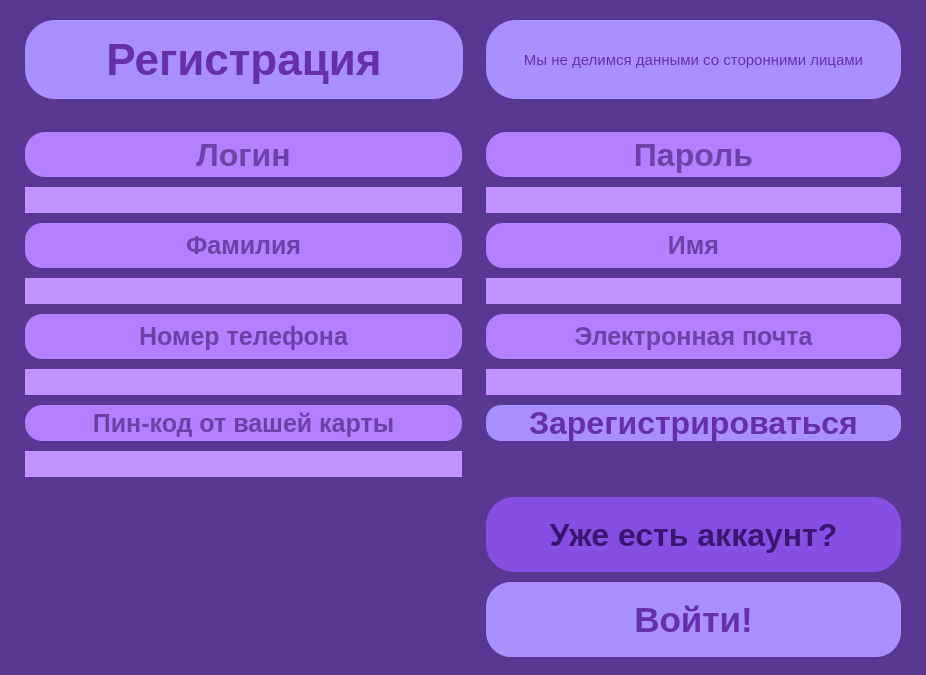
Before: the Qt Designer form RegistrWindow/Registration.ui in EvelinComputer/LittleChat, drawn with Qt 5.
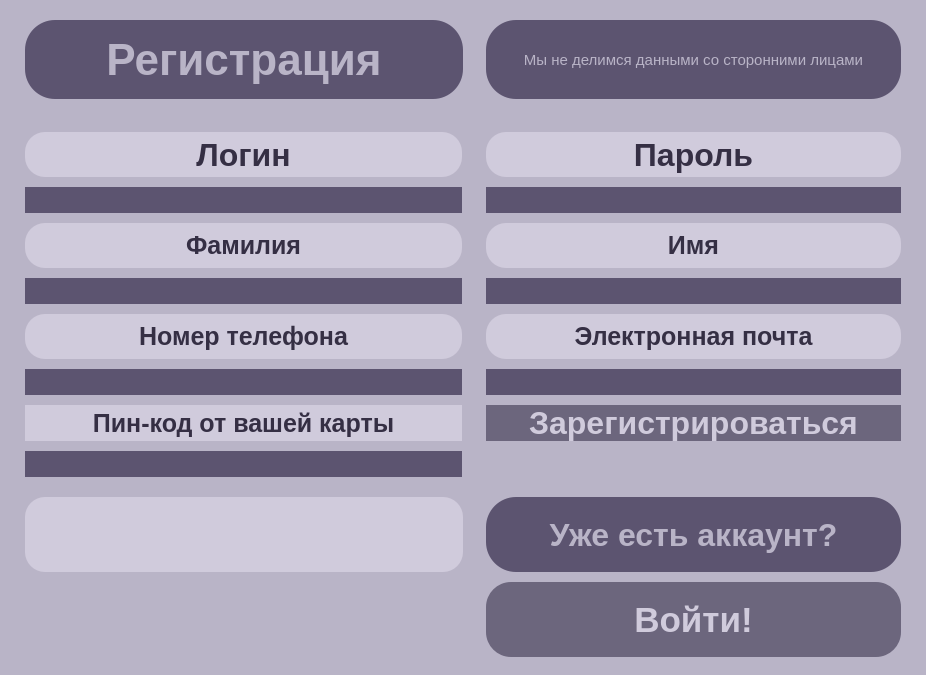
After: the same form once the commit is applied.

```diff
--- a/RegistrWindow/Registration.ui
+++ b/RegistrWindow/Registration.ui
@@ -13,6 +13,9 @@
   <property name="windowTitle">
    <string>MainWindow</string>
   </property>
+  <property name="styleSheet">
+   <string notr="true">background-color: #B9B4C7;</string>
+  </property>
   <widget class="QWidget" name="centralwidget">
    <property name="minimumSize">
     <size>
@@ -21,7 +24,29 @@
     </size>
    </property>
    <property name="styleSheet">
-    <string notr="true">background: rgb(87, 57, 147)</string>
+    <string notr="true">QLabel{
+	background: #5C5470;
+	color: #B9B4C7;
+	border-radius: 30px; 
+}
+
+QPushButton{
+	background: #6C667D;
+	border-radius: 25px;
+	color: #D0CBDC;
+}
+
+QPushButton:hover{
+	background: #77679F;
+	border-radius: 25px;
+	color: #352F44;
+}
+
+QPushButton:pressed{
+	background: #211D2B;
+	border-radius: 25px;
+	color: #B9B4C7;
+}</string>
    </property>
    <layout class="QGridLayout" name="gridLayout">
     <item row="0" column="0">
@@ -72,9 +97,9 @@
        </font>
       </property>
       <property name="styleSheet">
-       <string notr="true">background: rgb(179, 128, 255);
-color: rgb(109, 66, 168);
-border-radius: 17px; </string>
+       <string notr="true">background:  #D0CBDC;
+color: #352F44;
+border-radius: 20px; </string>
       </property>
       <property name="text">
        <string>Номер телефона</string>
@@ -108,11 +133,6 @@
         <bold>true</bold>
        </font>
       </property>
-      <property name="styleSheet">
-       <string notr="true">background: rgb(170, 144, 255);
-color: rgb(100, 49, 171);
-border-radius: 30px; </string>
-      </property>
       <property name="text">
        <string>Регистрация</string>
       </property>
@@ -137,9 +157,9 @@
        </font>
       </property>
       <property name="styleSheet">
-       <string notr="true">background: rgb(192, 147, 255);
-color: rgb(109, 66, 168);
-border-radius: 15px; </string>
+       <string notr="true">background: #5C5470;
+	color: #B9B4C7;
+	border-radius: 30px; </string>
       </property>
       <property name="alignment">
        <set>Qt::AlignCenter</set>
@@ -178,9 +198,9 @@
        </font>
       </property>
       <property name="styleSheet">
-       <string notr="true">background: rgb(179, 128, 255);
-color: rgb(109, 66, 168);
-border-radius: 17px; </string>
+       <string notr="true">background:  #D0CBDC;
+color: #352F44;
+border-radius: 20px; </string>
       </property>
       <property name="text">
        <string>Электронная почта</string>
@@ -206,9 +226,9 @@
        </font>
       </property>
       <property name="styleSheet">
-       <string notr="true">background: rgb(192, 147, 255);
-color: rgb(109, 66, 168);
-border-radius: 15px; </string>
+       <string notr="true">background: #5C5470;
+	color: #B9B4C7;
+	border-radius: 30px; </string>
       </property>
       <property name="alignment">
        <set>Qt::AlignCenter</set>
@@ -237,8 +257,8 @@
        </font>
       </property>
       <property name="styleSheet">
-       <string notr="true">background: rgb(179, 128, 255);
-color: rgb(109, 66, 168);
+       <string notr="true">background:  #D0CBDC;
+color: #352F44;
 border-radius: 20px; </string>
       </property>
       <property name="text">
@@ -271,9 +291,9 @@
        </font>
       </property>
       <property name="styleSheet">
-       <string notr="true">background: rgb(192, 147, 255);
-color: rgb(109, 66, 168);
-border-radius: 15px; </string>
+       <string notr="true">background: #5C5470;
+	color: #B9B4C7;
+	border-radius: 30px; </string>
       </property>
       <property name="alignment">
        <set>Qt::AlignCenter</set>
@@ -321,9 +341,9 @@
        </font>
       </property>
       <property name="styleSheet">
-       <string notr="true">background: rgb(179, 128, 255);
-color: rgb(109, 66, 168);
-border-radius: 17px; </string>
+       <string notr="true">background:  #D0CBDC;
+color: #352F44;
+border-radius: 20px; </string>
       </property>
       <property name="text">
        <string>Фамилия</string>
@@ -355,8 +375,8 @@
        </font>
       </property>
       <property name="styleSheet">
-       <string notr="true">background: rgb(179, 128, 255);
-color: rgb(109, 66, 168);
+       <string notr="true">background:  #D0CBDC;
+color: #352F44;
 border-radius: 20px; </string>
       </property>
       <property name="text">
@@ -389,9 +409,12 @@
        </font>
       </property>
       <property name="styleSheet">
-       <string notr="true">background: rgb(192, 147, 255);
-color: rgb(109, 66, 168);
-border-radius: 15px; </string>
+       <string notr="true">background: #5C5470;
+	color: #B9B4C7;
+	border-radius: 30px; </string>
+      </property>
+      <property name="echoMode">
+       <enum>QLineEdit::Password</enum>
       </property>
       <property name="alignment">
        <set>Qt::AlignCenter</set>
@@ -414,11 +437,6 @@
         <bold>true</bold>
        </font>
       </property>
-      <property name="styleSheet">
-       <string notr="true">background: rgb(133, 80, 226);
-border-radius: 28px;
-color: rgb(56, 23, 113)</string>
-      </property>
       <property name="text">
        <string>Уже есть аккаунт?</string>
       </property>
@@ -443,9 +461,12 @@
        </font>
       </property>
       <property name="styleSheet">
-       <string notr="true">background: rgb(192, 147, 255);
-color: rgb(109, 66, 168);
-border-radius: 15px; </string>
+       <string notr="true">background: #5C5470;
+	color: #B9B4C7;
+	border-radius: 30px; </string>
+      </property>
+      <property name="echoMode">
+       <enum>QLineEdit::Password</enum>
       </property>
       <property name="alignment">
        <set>Qt::AlignCenter</set>
@@ -468,9 +489,9 @@
        </font>
       </property>
       <property name="styleSheet">
-       <string notr="true">background: rgb(192, 147, 255);
-color: rgb(109, 66, 168);
-border-radius: 15px; </string>
+       <string notr="true">background: #5C5470;
+	color: #B9B4C7;
+	border-radius: 30px; </string>
       </property>
       <property name="inputMask">
        <string/>
@@ -505,9 +526,9 @@
        </font>
       </property>
       <property name="styleSheet">
-       <string notr="true">background: rgb(179, 128, 255);
-color: rgb(109, 66, 168);
-border-radius: 17px; </string>
+       <string notr="true">background:  #D0CBDC;
+color: #352F44;
+border-radius: 20px; </string>
       </property>
       <property name="text">
        <string>Имя</string>
@@ -533,9 +554,9 @@
        </font>
       </property>
       <property name="styleSheet">
-       <string notr="true">background: rgb(192, 147, 255);
-color: rgb(109, 66, 168);
-border-radius: 15px; </string>
+       <string notr="true">background: #5C5470;
+	color: #B9B4C7;
+	border-radius: 30px; </string>
       </property>
       <property name="alignment">
        <set>Qt::AlignCenter</set>
@@ -564,9 +585,9 @@
        </font>
       </property>
       <property name="styleSheet">
-       <string notr="true">background: rgb(179, 128, 255);
-color: rgb(109, 66, 168);
-border-radius: 17px; </string>
+       <string notr="true">background:  #D0CBDC;
+color: #352F44;
+border-radius: 20px; </string>
       </property>
       <property name="text">
        <string>Пин-код от вашей карты</string>
@@ -586,25 +607,6 @@
         <bold>true</bold>
        </font>
       </property>
-      <property name="styleSheet">
-       <string notr="true">QPushButton{
-	background: rgb(170, 144, 255);
-	border-radius: 15px;
-	color: rgb(100, 49, 171);
-}
-
-QPushButton:hover{
-	background: rgb(141, 88, 221);
-	border-radius: 15px;
-	color:rgb(68, 34, 116);
-}
-
-QPushButton:pressed{
-	background: rgb(37, 18, 75);
-	border-radius: 20px;
-	color:rgb(141, 88, 221);
-}</string>
-      </property>
       <property name="text">
        <string>Зарегистрироваться</string>
       </property>
@@ -631,11 +633,6 @@
         <bold>false</bold>
        </font>
       </property>
-      <property name="styleSheet">
-       <string notr="true">background: rgb(170, 144, 255);
-color: rgb(100, 49, 171);
-border-radius: 30px; </string>
-      </property>
       <property name="text">
        <string>Мы не делимся данными со сторонними лицами</string>
       </property>
@@ -660,25 +657,6 @@
         <bold>true</bold>
        </font>
       </property>
-      <property name="styleSheet">
-       <string notr="true">QPushButton{
-	background: rgb(170, 144, 255);
-	border-radius: 25px;
-	color: rgb(100, 49, 171);
-}
-
-QPushButton:hover{
-	background: rgb(141, 88, 221);
-	border-radius: 25px;
-	color:rgb(68, 34, 116);
-}
-
-QPushButton:pressed{
-	background: rgb(37, 18, 75);
-	border-radius: 25px;
-	color:rgb(141, 88, 221);
-}</string>
-      </property>
       <property name="text">
        <string>Войти!</string>
       </property>
@@ -697,6 +675,28 @@
       </property>
      </spacer>
     </item>
+    <item row="14" column="1">
+     <widget class="QLabel" name="L_Error">
+      <property name="font">
+       <font>
+        <pointsize>20</pointsize>
+        <weight>75</weight>
+        <bold>true</bold>
+       </font>
+      </property>
+      <property name="styleSheet">
+       <string notr="true">background:  #D0CBDC;
+color: #6E677F;
+border-radius: 20px; </string>
+      </property>
+      <property name="text">
+       <string/>
+      </property>
+      <property name="alignment">
+       <set>Qt::AlignCenter</set>
+      </property>
+     </widget>
+    </item>
    </layout>
   </widget>
  </widget>
```
